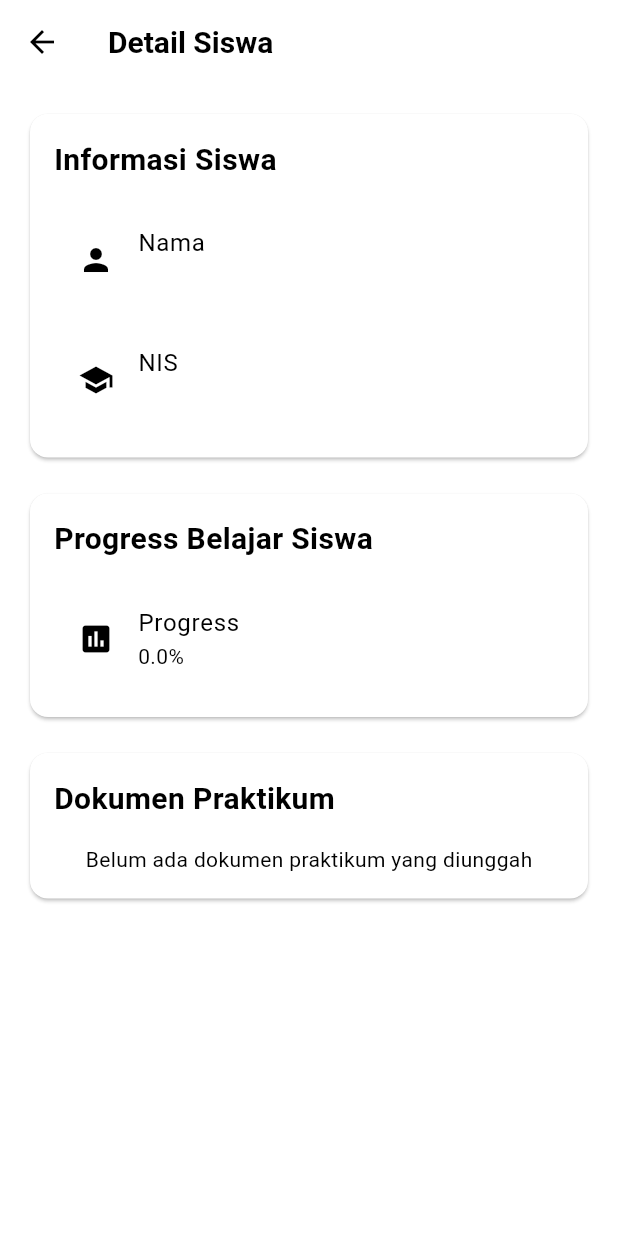
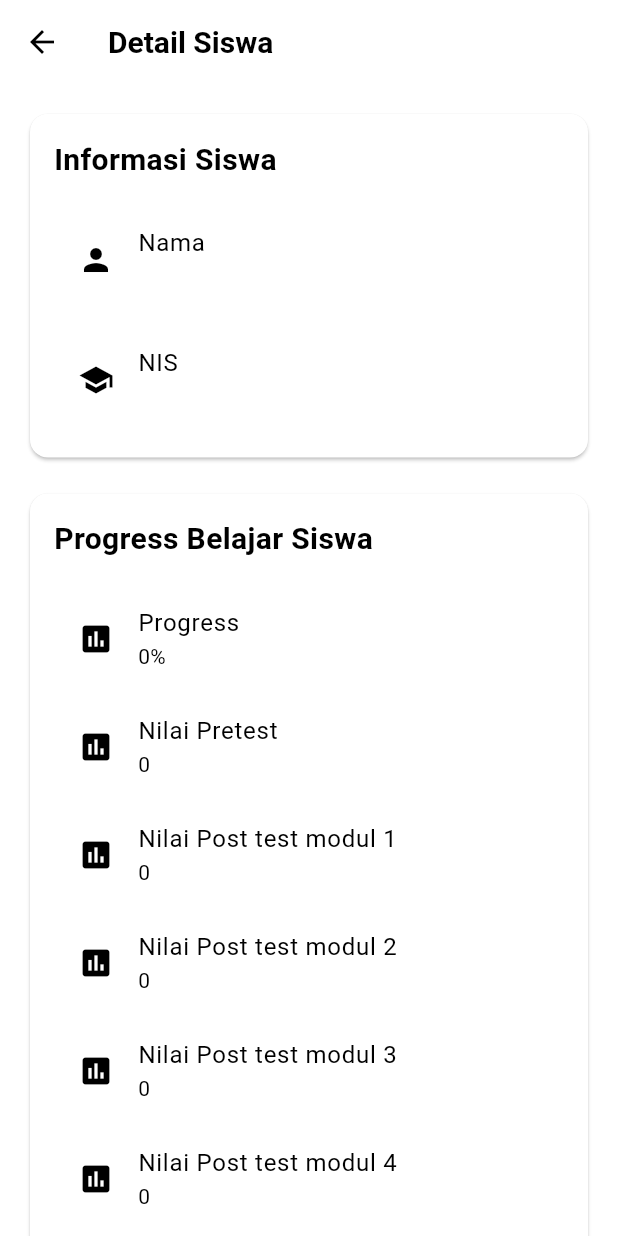
Before and after one commit to CevinWays/powergen_edu, a Flutter app: the StudentDetailPage screen opened directly with empty values, on a phone screen of 412 x 824 dp. Run offline on Flutter 3.47's test engine with Material 3 defaults, Android fonts, the phone set to English and light mode, and no system bars; our stand-ins replace bloc, cached_network_image, cloud_firestore, equatable, file_picker, firebase_auth and 8 more; accounts and stored records are empty.

Commit message:
point post test on detail student

```diff
--- a/lib/src/features/post_test/bloc/post_test_bloc/post_test_bloc.dart
+++ b/lib/src/features/post_test/bloc/post_test_bloc/post_test_bloc.dart
@@ -1378,9 +1378,10 @@ class PostTestBloc extends Cubit<PostTestState> {
           correctAnswers++;
         }
       });
+
       /// Sum score post test
       int score = 0;
-      if(moduleId == '4'){
+      if (moduleId == '4') {
         score = (correctAnswers * 2.5).round();
       } else {
         score = correctAnswers * 5;
@@ -1433,7 +1434,7 @@ class PostTestBloc extends Cubit<PostTestState> {
 
           if (userSnapshot.exists) {
             transaction.update(userRef, {
-              'point_post_test': score,
+              'point_post_test_module_$moduleId': score,
               'total_progress': userSnapshot.data()?['total_progress'] + 25,
             });
             await prefs.setInt(
@@ -1450,7 +1451,7 @@ class PostTestBloc extends Cubit<PostTestState> {
 
           if (userSnapshot.exists) {
             transaction.update(userRef, {
-              'point_post_test': score,
+              'point_post_test_module_$moduleId': score,
               'total_progress': userSnapshot.data()?['total_progress'],
             });
             await prefs.setInt(
--- a/lib/src/features/teacher/student_detail/student_detail_page.dart
+++ b/lib/src/features/teacher/student_detail/student_detail_page.dart
@@ -81,7 +81,38 @@ class StudentDetailPage extends StatelessWidget {
                     const SizedBox(height: 16),
                     ListTile(
                       title: const Text('Progress'),
-                      subtitle: Text('${student.progressPercentage}%'),
+                      subtitle: Text(
+                          '${student.progressPercentage?.toStringAsFixed(0)}%'),
+                      leading: const Icon(Icons.assessment),
+                    ),
+                    ListTile(
+                      title: const Text('Nilai Pretest'),
+                      subtitle:
+                          Text('${student.pointPretest?.toStringAsFixed(0)}'),
+                      leading: const Icon(Icons.assessment),
+                    ),
+                    ListTile(
+                      title: const Text('Nilai Post test modul 1'),
+                      subtitle: Text(
+                          '${student.pointPostTestModul1?.toStringAsFixed(0)}'),
+                      leading: const Icon(Icons.assessment),
+                    ),
+                    ListTile(
+                      title: const Text('Nilai Post test modul 2'),
+                      subtitle: Text(
+                          '${student.pointPostTestModul2?.toStringAsFixed(0)}'),
+                      leading: const Icon(Icons.assessment),
+                    ),
+                    ListTile(
+                      title: const Text('Nilai Post test modul 3'),
+                      subtitle: Text(
+                          '${student.pointPostTestModul3?.toStringAsFixed(0)}'),
+                      leading: const Icon(Icons.assessment),
+                    ),
+                    ListTile(
+                      title: const Text('Nilai Post test modul 4'),
+                      subtitle: Text(
+                          '${student.pointPostTestModul4?.toStringAsFixed(0)}'),
                       leading: const Icon(Icons.assessment),
                     ),
                   ],
--- a/lib/src/features/teacher/teacher_home/models/teacher_home_models.dart
+++ b/lib/src/features/teacher/teacher_home/models/teacher_home_models.dart
@@ -5,6 +5,11 @@ class StudentProgress {
   final String? fullName;
   final double? progressPercentage;
   final bool isTeacher;
+  final double? pointPretest;
+  final double? pointPostTestModul1;
+  final double? pointPostTestModul2;
+  final double? pointPostTestModul3;
+  final double? pointPostTestModul4;
 
   StudentProgress({
     required this.id,
@@ -13,6 +18,11 @@ class StudentProgress {
     this.fullName,
     this.progressPercentage,
     this.isTeacher = false,
+    this.pointPretest,
+    this.pointPostTestModul1,
+    this.pointPostTestModul2,
+    this.pointPostTestModul3,
+    this.pointPostTestModul4,
   });
 }
 
@@ -29,7 +39,6 @@ class Student {
     this.className,
     this.fullName,
     this.nis,
-
   });
 }
 
--- a/lib/src/features/teacher/teacher_home/repositories/teacher_home_repository.dart
+++ b/lib/src/features/teacher/teacher_home/repositories/teacher_home_repository.dart
@@ -20,7 +20,15 @@ class TeacherHomeRepository {
             isTeacher: data['isTeacher'] as bool,
             progressPercentage:
                 (data['total_progress'] as num?)?.toDouble() ?? 0.0,
-        );
+            pointPretest: (data['point_pretest'] as num?)?.toDouble() ?? 0.0,
+            pointPostTestModul1:
+                (data['point_post_test_module_1'] as num?)?.toDouble() ?? 0.0,
+            pointPostTestModul2:
+                (data['point_post_test_module_2'] as num?)?.toDouble() ?? 0.0,
+            pointPostTestModul3:
+                (data['point_post_test_module_3'] as num?)?.toDouble() ?? 0.0,
+            pointPostTestModul4:
+                (data['point_post_test_module_4'] as num?)?.toDouble() ?? 0.0);
       }).toList();
     } catch (e) {
       throw Exception('Failed to fetch student progress: $e');
--- a/pubspec.yaml
+++ b/pubspec.yaml
@@ -4,7 +4,7 @@ description: "A new Flutter project."
 # Prevent accidental publishing to pub.dev.
 publish_to: 'none'
 
-version: 1.0.3+4
+version: 1.0.4+5
 
 environment:
   sdk: ^3.5.3
```
Lines whose indentation alone changed are shown as unchanged.
